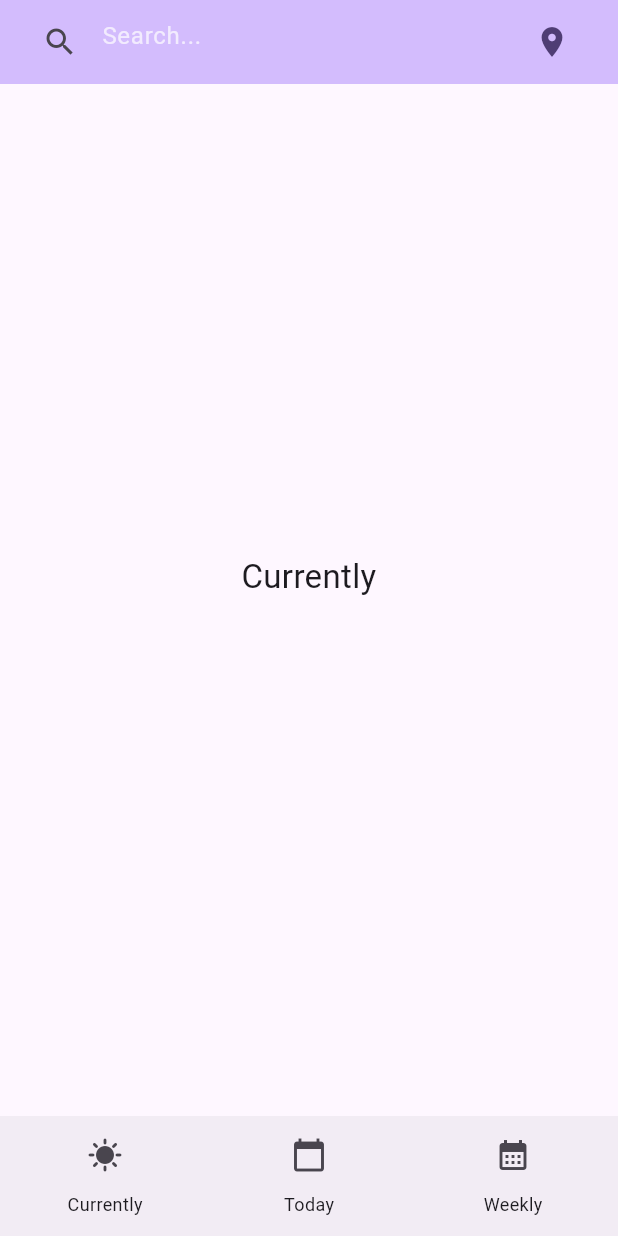
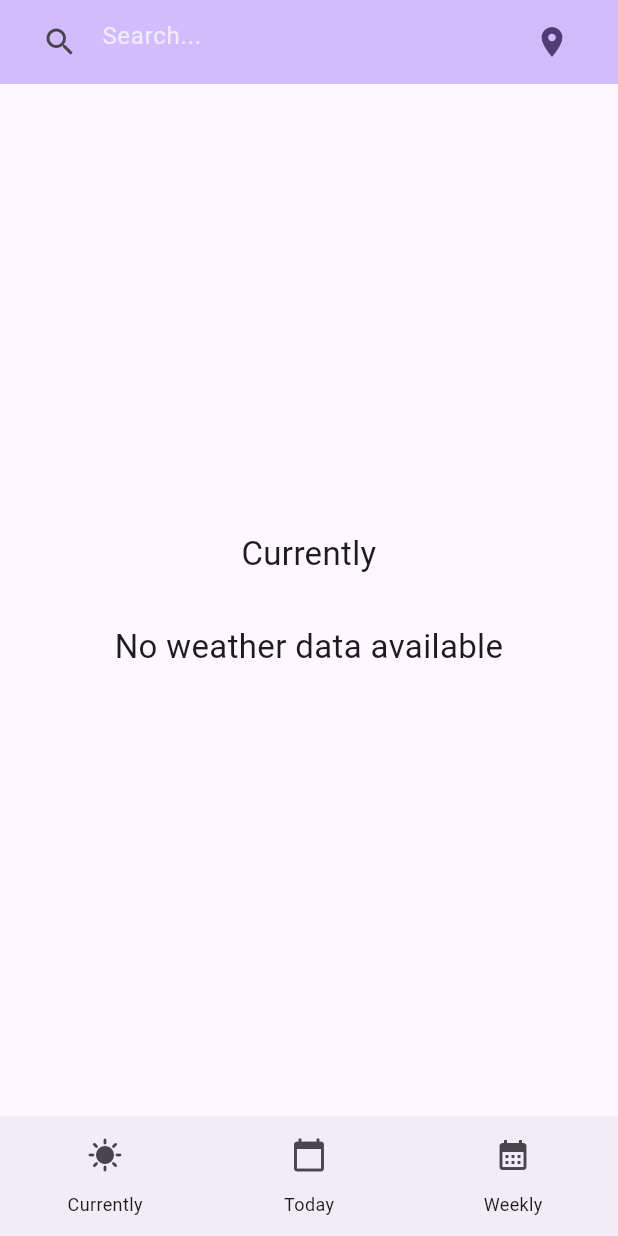
Before and after one commit to Ocyn/Mobile-Pool, a Flutter app: the screen it shows after launch, on a phone screen of 412 x 824 dp. Run offline on Flutter 3.47's test engine with Material 3 defaults, Android fonts, the phone set to English and light mode, and no system bars; our stand-ins replace geocoding, location, math_expressions, weather; missing offline and left inert: open_meteo.

Commit message:
Refactor weather data fetching and enhance UI state management for improved user experience

```diff
--- a/mobileModule02/medium_weather_app/lib/main.dart
+++ b/mobileModule02/medium_weather_app/lib/main.dart
@@ -43,7 +43,7 @@ class MyHomePage extends StatefulWidget {
 class _MyHomePageState extends State<MyHomePage> {
   late TabController _tabController;
 
-  Map<String, double>? coordinates;
+  Map<String, double> coordinates = {'latitude': 0.0, 'longitude': 0.0};
   String _city = "";
   String _country = "";
   String _locationStatus = "awaiting...";
@@ -53,6 +53,9 @@ class _MyHomePageState extends State<MyHomePage> {
 
   String _errorMessage = "";
   bool _isLoadingSuggestions = false;
+
+  // Ajoutez cette variable dans votre classe State
+  Future<Map<String, dynamic>>? _weatherFuture;
 
   // Nouvelle méthode pour mettre à jour les suggestions
   void _updateSuggestions(List<LocationSuggestion> newSuggestions, bool show) {
@@ -74,7 +77,7 @@ class _MyHomePageState extends State<MyHomePage> {
       }
     });
     if (coordinates != null) {
-      await _getWeather();
+      await _getWeather(null);
     }
   }
 
@@ -181,13 +184,13 @@ class _MyHomePageState extends State<MyHomePage> {
     }
   }
 
-  Future<Weather?> _getWeather() async {
+  Future<Weather?> _getWeather(String? city) async {
     WeatherFactory? weatherFactory = await WeatherService.initWeatherService(
       "2709c218504646cc4c3251759b90dda6",
     );
 
     if (weatherFactory == null || coordinates == null) {
-      print("Error : WeatherFactory or coordinates null");
+      debugPrint("Error : WeatherFactory or coordinates null");
       return null;
     }
 
@@ -195,24 +198,28 @@ class _MyHomePageState extends State<MyHomePage> {
     double? longitude = coordinates!['longitude'];
 
     if (latitude == null || longitude == null) {
-      print("Error: Coordinates values null");
+      debugPrint("Error: Coordinates values null");
       return null;
     }
-
-    Weather? weather = await WeatherService.getWeatherByCoords(
+    late Weather? weather;
+    if (city!.isNotEmpty) {
+      weather = await WeatherService.getWeatherByCity(city, weatherFactory);
+    } else {
+      weather = await WeatherService.getWeatherByCoords(
         latitude,
         longitude,
         weatherFactory,
       );
+    }
     if (weather != null) {
-      print("Weather Data:");
-      print("Temperature: ${weather.temperature?.celsius}°C");
-      print("Feels Like: ${weather.tempFeelsLike?.celsius}°C");
-      print("Humidity: ${weather.humidity}%");
-      print("Pressure: ${weather.pressure}hPa");
-      print("Wind Speed: ${weather.windSpeed}m/s");
+      debugPrint("Weather Data:");
+      debugPrint("Temperature: ${weather.temperature?.celsius}°C");
+      debugPrint("Feels Like: ${weather.tempFeelsLike?.celsius}°C");
+      debugPrint("Humidity: ${weather.humidity}%");
+      debugPrint("Pressure: ${weather.pressure}hPa");
+      debugPrint("Wind Speed: ${weather.windSpeed}m/s");
     } else {
-      print("Weather data is null");
+      debugPrint("Weather data is null");
     }
     return weather;
   }
@@ -239,10 +246,18 @@ class _MyHomePageState extends State<MyHomePage> {
         return ListTile(
           title: Text(city.city),
           subtitle: Text('${city.country}, ${city.region}'),
-          onTap: () {
-            setState(() async {
+          onTap: () async {
+            setState(() {
               _searchCity = city.city;
+              coordinates['latitude'] = city.lat;
+              coordinates['longitude'] = city.lon;
               showSuggestions = false;
+              // Déclencher le chargement de la météo après la sélection
+              // _weatherFuture = _getWeather(city.city);
+              _weatherFuture = WeatherService.getWeather2(
+                coordinates['latitude']!,
+                coordinates['longitude']!,
+              );
             });
           },
         );
@@ -253,6 +268,9 @@ class _MyHomePageState extends State<MyHomePage> {
   }
 
   Widget _currentlyPage() {
+    return FutureBuilder<Map<String, dynamic>?>(
+      future: _weatherFuture,
+      builder: (context, snapshot) {
         if (_isLoadingSuggestions) {
           return Center(child: CircularProgressIndicator());
         } else if (showSuggestions && suggestions.isNotEmpty) {
@@ -265,16 +283,53 @@ class _MyHomePageState extends State<MyHomePage> {
               textAlign: TextAlign.center,
             ),
           );
+        } else if (snapshot.connectionState == ConnectionState.waiting &&
+            _weatherFuture != null) {
+          return Center(child: CircularProgressIndicator());
+        } else if (snapshot.hasData && snapshot.data != null) {
+          Map<String, dynamic> weather = snapshot.data!;
+          return Center(
+            child: Column(
+              mainAxisAlignment: MainAxisAlignment.center,
+              children: [
+                Text(
+                  "Currently",
+                  style: TextStyle(fontSize: 28, fontWeight: FontWeight.bold),
+                ),
+                SizedBox(height: 10),
+                Text(_searchCity, style: TextStyle(fontSize: 20)),
+                SizedBox(height: 20),
+                if (weather['temperature'] != null)
+                  Text(
+                    "${weather['temperature']}°C",
+                    style: TextStyle(fontSize: 48, fontWeight: FontWeight.bold),
+                  ),
+                SizedBox(height: 10),
+                if (weather['windSpeed'] != null)
+                  Text(
+                    "Wind: ${weather['windSpeed']} km/h",
+                    style: TextStyle(fontSize: 18),
+                  ),
+                SizedBox(height: 5),
+                if (weather['weatherCode'] != null)
+                  Text(
+                    "Weather Code: ${weather['weatherCode']}",
+                    style: TextStyle(fontSize: 18),
+                  ),
+              ],
+            ),
+          );
         } else {
-      // Weather? w = await _getWeather();
           return Center(
             child: Text(
-          "Currently \n$_searchCity",
+              "Currently \n$_searchCity\nNo weather data available",
               style: TextStyle(fontSize: 22),
               textAlign: TextAlign.center,
             ),
           );
         }
+      },
+    );
   }
 
   Widget _todayPage() {
```
Also changed, not shown: mobileModule02/medium_weather_app/lib/services/weather.dart (+84 -0 lines). Lines whose indentation alone changed are shown as unchanged.
